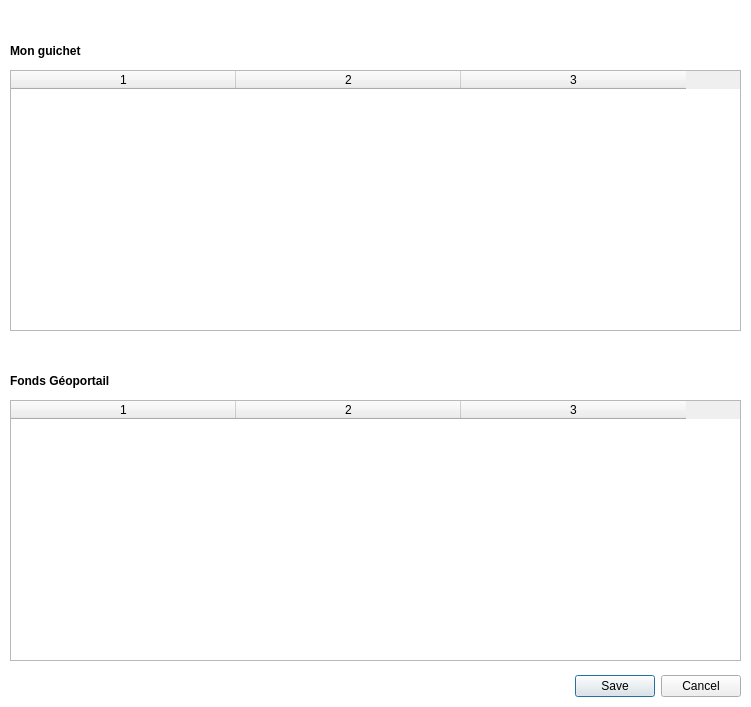
Before: the Qt Designer form FormChargerGuichet_base.ui in IGNF/espace-collaboratif-qgis-plugin, drawn with Qt 5.
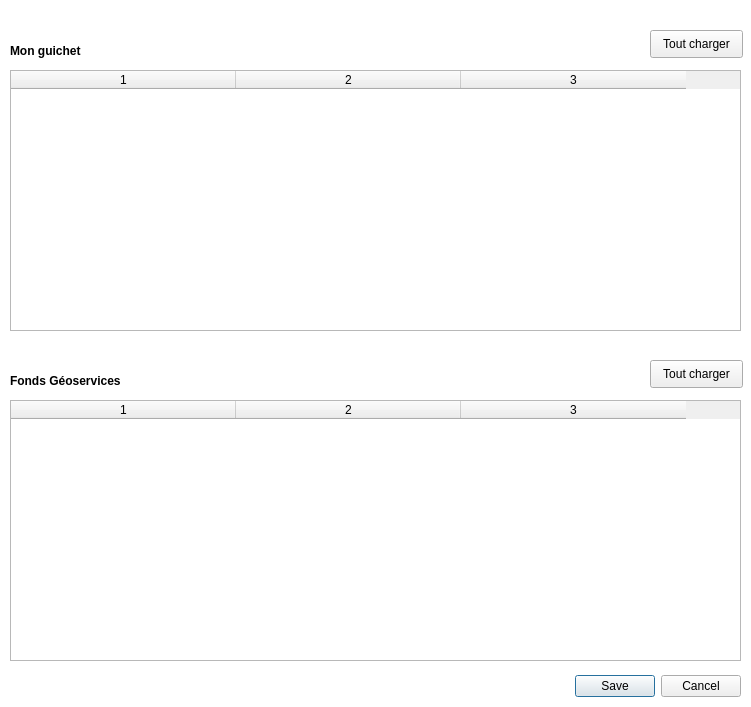
After: the same form once the commit is applied.

Diff of the .ui file:
```diff
--- a/FormChargerGuichet_base.ui
+++ b/FormChargerGuichet_base.ui
@@ -57,7 +57,7 @@
     <rect>
      <x>10</x>
      <y>370</y>
-     <width>131</width>
+     <width>151</width>
      <height>21</height>
     </rect>
    </property>
@@ -69,7 +69,7 @@
     </font>
    </property>
    <property name="text">
-    <string>Fonds Géoportail</string>
+    <string>Fonds Géoservices</string>
    </property>
   </widget>
   <widget class="QTableWidget" name="tableWidgetMonGuichet">
@@ -220,7 +220,7 @@
     <rect>
      <x>10</x>
      <y>10</y>
-     <width>301</width>
+     <width>621</width>
      <height>21</height>
     </rect>
    </property>
@@ -236,6 +236,32 @@
     <string/>
    </property>
   </widget>
+  <widget class="QPushButton" name="pushButton_checkAllBoxes_MonGuichet">
+   <property name="geometry">
+    <rect>
+     <x>650</x>
+     <y>30</y>
+     <width>93</width>
+     <height>28</height>
+    </rect>
+   </property>
+   <property name="text">
+    <string>Tout charger</string>
+   </property>
+  </widget>
+  <widget class="QPushButton" name="pushButton_checkAllBoxes_FondsGeoservices">
+   <property name="geometry">
+    <rect>
+     <x>650</x>
+     <y>360</y>
+     <width>93</width>
+     <height>28</height>
+    </rect>
+   </property>
+   <property name="text">
+    <string>Tout charger</string>
+   </property>
+  </widget>
  </widget>
  <resources/>
  <connections/>
```
Left out of the diff: 28 changed lines with no effect on the pictures.
